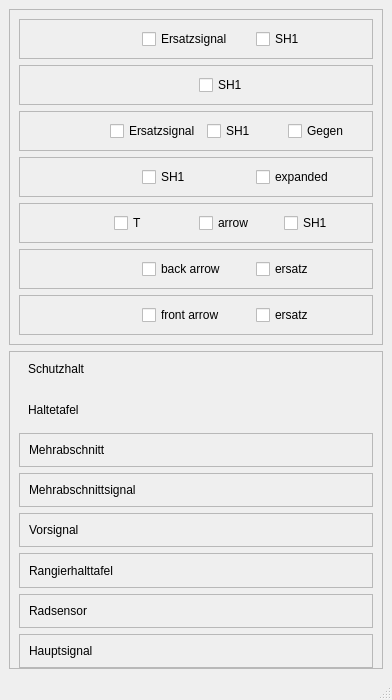
First picture: the form in AutoCADDB/iconslist.ui, repository DB-Netz-AutomatedPlanning/AutoPlan-QT, before the edit.
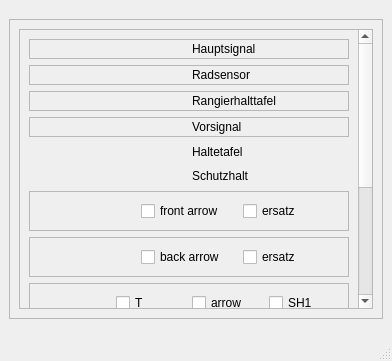
Second picture: the form after the edit. Icons and pictures are not drawn.

Commit message: Revamping UI of Icon list

Diff of the .ui file:
```diff
--- a/AutoCADDB/iconslist.ui
+++ b/AutoCADDB/iconslist.ui
@@ -7,7 +7,7 @@
     <x>0</x>
     <y>0</y>
     <width>392</width>
-    <height>700</height>
+    <height>361</height>
    </rect>
   </property>
   <property name="sizePolicy">
@@ -19,13 +19,13 @@
   <property name="minimumSize">
    <size>
     <width>240</width>
-    <height>700</height>
+    <height>200</height>
    </size>
   </property>
   <property name="maximumSize">
    <size>
     <width>500</width>
-    <height>700</height>
+    <height>361</height>
    </size>
   </property>
   <property name="windowTitle">
@@ -33,12 +33,18 @@
   </property>
   <widget class="QWidget" name="centralwidget">
    <layout class="QGridLayout" name="gridLayout">
-    <item row="1" column="0">
+    <item row="0" column="0">
      <widget class="QFrame" name="frame">
       <property name="minimumSize">
        <size>
         <width>0</width>
-        <height>0</height>
+        <height>300</height>
+       </size>
+      </property>
+      <property name="maximumSize">
+       <size>
+        <width>16777215</width>
+        <height>300</height>
        </size>
       </property>
       <property name="frameShape">
@@ -48,12 +54,190 @@
        <enum>QFrame::Raised</enum>
       </property>
       <layout class="QVBoxLayout" name="verticalLayout">
+       <item>
+        <widget class="QScrollArea" name="scrollArea_2">
+         <property name="widgetResizable">
+          <bool>true</bool>
+         </property>
+         <widget class="QWidget" name="scrollAreaWidgetContents_2">
+          <property name="geometry">
+           <rect>
+            <x>0</x>
+            <y>0</y>
+            <width>338</width>
+            <height>498</height>
+           </rect>
+          </property>
+          <layout class="QVBoxLayout" name="verticalLayout_2">
+           <item>
+            <widget class="QFrame" name="frame_7">
+             <property name="frameShape">
+              <enum>QFrame::StyledPanel</enum>
+             </property>
+             <property name="frameShadow">
+              <enum>QFrame::Raised</enum>
+             </property>
+             <layout class="QHBoxLayout" name="horizontalLayout_8">
        <property name="topMargin">
-        <number>0</number>
+               <number>2</number>
        </property>
        <property name="bottomMargin">
-        <number>0</number>
-       </property>
+               <number>2</number>
+              </property>
+              <item>
+               <widget class="QLabel" name="label_15">
+                <property name="text">
+                 <string/>
+                </property>
+                <property name="pixmap">
+                 <pixmap resource="resources.qrc">:/icons/assets/smallSvgs/Hauptsignal.svg</pixmap>
+                </property>
+               </widget>
+              </item>
+              <item>
+               <widget class="QLabel" name="label_16">
+                <property name="text">
+                 <string>Hauptsignal</string>
+                </property>
+               </widget>
+              </item>
+             </layout>
+            </widget>
+           </item>
+           <item>
+            <widget class="QFrame" name="frame_6">
+             <property name="frameShape">
+              <enum>QFrame::StyledPanel</enum>
+             </property>
+             <property name="frameShadow">
+              <enum>QFrame::Raised</enum>
+             </property>
+             <layout class="QHBoxLayout" name="horizontalLayout_7">
+              <property name="topMargin">
+               <number>2</number>
+              </property>
+              <property name="bottomMargin">
+               <number>2</number>
+              </property>
+              <item>
+               <widget class="QLabel" name="label_13">
+                <property name="text">
+                 <string/>
+                </property>
+                <property name="pixmap">
+                 <pixmap resource="resources.qrc">:/icons/assets/smallSvgs/Radsensor.svg</pixmap>
+                </property>
+               </widget>
+              </item>
+              <item>
+               <widget class="QLabel" name="label_14">
+                <property name="text">
+                 <string>Radsensor</string>
+                </property>
+               </widget>
+              </item>
+             </layout>
+            </widget>
+           </item>
+           <item>
+            <widget class="QFrame" name="frame_5">
+             <property name="frameShape">
+              <enum>QFrame::StyledPanel</enum>
+             </property>
+             <property name="frameShadow">
+              <enum>QFrame::Raised</enum>
+             </property>
+             <layout class="QHBoxLayout" name="horizontalLayout_6">
+              <property name="topMargin">
+               <number>2</number>
+              </property>
+              <property name="bottomMargin">
+               <number>2</number>
+              </property>
+              <item>
+               <widget class="QLabel" name="label_11">
+                <property name="text">
+                 <string/>
+                </property>
+                <property name="pixmap">
+                 <pixmap resource="resources.qrc">:/icons/assets/smallSvgs/Ragierhalttafel.svg</pixmap>
+                </property>
+               </widget>
+              </item>
+              <item>
+               <widget class="QLabel" name="label_12">
+                <property name="text">
+                 <string>Rangierhalttafel</string>
+                </property>
+               </widget>
+              </item>
+             </layout>
+            </widget>
+           </item>
+           <item>
+            <widget class="QFrame" name="frame_4">
+             <property name="frameShape">
+              <enum>QFrame::StyledPanel</enum>
+             </property>
+             <property name="frameShadow">
+              <enum>QFrame::Raised</enum>
+             </property>
+             <layout class="QHBoxLayout" name="horizontalLayout_5">
+              <property name="topMargin">
+               <number>2</number>
+              </property>
+              <property name="bottomMargin">
+               <number>2</number>
+              </property>
+              <item>
+               <widget class="QLabel" name="label_9">
+                <property name="text">
+                 <string/>
+                </property>
+                <property name="pixmap">
+                 <pixmap resource="resources.qrc">:/icons/assets/smallSvgs/vorsignal.svg</pixmap>
+                </property>
+               </widget>
+              </item>
+              <item>
+               <widget class="QLabel" name="label_10">
+                <property name="text">
+                 <string>Vorsignal</string>
+                </property>
+               </widget>
+              </item>
+             </layout>
+            </widget>
+           </item>
+           <item>
+            <widget class="QWidget" name="widget_2" native="true">
+             <layout class="QHBoxLayout" name="horizontalLayout_2">
+              <property name="topMargin">
+               <number>2</number>
+              </property>
+              <property name="bottomMargin">
+               <number>2</number>
+              </property>
+              <item>
+               <widget class="QLabel" name="label_3">
+                <property name="text">
+                 <string/>
+                </property>
+                <property name="pixmap">
+                 <pixmap resource="resources.qrc">:/icons/assets/smallSvgs/Haltetafel.svg</pixmap>
+                </property>
+               </widget>
+              </item>
+              <item>
+               <widget class="QLabel" name="label_4">
+                <property name="text">
+                 <string>Haltetafel</string>
+                </property>
+               </widget>
+              </item>
+             </layout>
+            </widget>
+           </item>
        <item>
         <widget class="QWidget" name="widget" native="true">
          <layout class="QHBoxLayout" name="horizontalLayout">
@@ -63,13 +247,6 @@
           <property name="bottomMargin">
            <number>2</number>
           </property>
-          <item>
-           <widget class="QLabel" name="label_2">
-            <property name="text">
-             <string>Schutzhalt</string>
-            </property>
-           </widget>
-          </item>
           <item>
            <widget class="QLabel" name="label">
             <property name="minimumSize">
@@ -86,260 +263,155 @@
             </property>
            </widget>
           </item>
-         </layout>
-        </widget>
-       </item>
        <item>
-        <widget class="QWidget" name="widget_2" native="true">
-         <layout class="QHBoxLayout" name="horizontalLayout_2">
-          <property name="topMargin">
-           <number>2</number>
-          </property>
-          <property name="bottomMargin">
-           <number>2</number>
-          </property>
-          <item>
-           <widget class="QLabel" name="label_4">
+               <widget class="QLabel" name="label_2">
             <property name="text">
-             <string>Haltetafel</string>
+                 <string>Schutzhalt</string>
             </property>
            </widget>
           </item>
-          <item>
-           <widget class="QLabel" name="label_3">
-            <property name="text">
-             <string/>
-            </property>
-            <property name="pixmap">
-             <pixmap resource="resources.qrc">:/icons/assets/smallSvgs/Haltetafel.svg</pixmap>
-            </property>
-           </widget>
-          </item>
          </layout>
         </widget>
        </item>
        <item>
-        <widget class="QFrame" name="frame_2">
+            <widget class="QFrame" name="frame_15">
          <property name="frameShape">
           <enum>QFrame::StyledPanel</enum>
          </property>
          <property name="frameShadow">
           <enum>QFrame::Raised</enum>
          </property>
-         <layout class="QHBoxLayout" name="horizontalLayout_3">
-          <property name="topMargin">
-           <number>2</number>
-          </property>
-          <property name="bottomMargin">
-           <number>2</number>
-          </property>
+             <layout class="QHBoxLayout" name="horizontalLayout_15">
+              <item>
+               <widget class="QLabel" name="lbl_rightSignal">
+                <property name="text">
+                 <string/>
+                </property>
+               </widget>
+              </item>
           <item>
-           <widget class="QLabel" name="label_6">
+               <widget class="QCheckBox" name="chk_frontarrow">
             <property name="text">
-             <string>Mehrabschnitt</string>
+                 <string>front arrow</string>
             </property>
            </widget>
           </item>
           <item>
-           <widget class="QLabel" name="label_5">
+               <widget class="QCheckBox" name="chk_ersatzRght">
             <property name="text">
-             <string/>
-            </property>
-            <property name="pixmap">
-             <pixmap resource="resources.qrc">:/icons/assets/smallSvgs/mehra.svg</pixmap>
-            </property>
+                 <string>ersatz</string>
+                </property>
            </widget>
           </item>
          </layout>
         </widget>
        </item>
        <item>
-        <widget class="QFrame" name="frame_3">
+            <widget class="QFrame" name="frame_14">
          <property name="frameShape">
           <enum>QFrame::StyledPanel</enum>
          </property>
          <property name="frameShadow">
           <enum>QFrame::Raised</enum>
          </property>
-         <layout class="QHBoxLayout" name="horizontalLayout_4">
-          <property name="topMargin">
-           <number>2</number>
-          </property>
-          <property name="bottomMargin">
-           <number>2</number>
-          </property>
+             <layout class="QHBoxLayout" name="horizontalLayout_14">
           <item>
-           <widget class="QLabel" name="label_8">
+               <widget class="QLabel" name="lbl_vorsignal">
             <property name="text">
-             <string>Mehrabschnittsignal</string>
-            </property>
-           </widget>
-          </item>
-          <item>
-           <widget class="QLabel" name="label_7">
-            <property name="text">
              <string/>
             </property>
-            <property name="pixmap">
-             <pixmap resource="resources.qrc">:/icons/assets/smallSvgs/Mehrabschnittsignal.svg</pixmap>
-            </property>
-           </widget>
-          </item>
-         </layout>
-        </widget>
-       </item>
+               </widget>
+              </item>
        <item>
-        <widget class="QFrame" name="frame_4">
-         <property name="frameShape">
-          <enum>QFrame::StyledPanel</enum>
-         </property>
-         <property name="frameShadow">
-          <enum>QFrame::Raised</enum>
-         </property>
-         <layout class="QHBoxLayout" name="horizontalLayout_5">
-          <property name="topMargin">
-           <number>2</number>
-          </property>
-          <property name="bottomMargin">
-           <number>2</number>
-          </property>
-          <item>
-           <widget class="QLabel" name="label_10">
+               <widget class="QCheckBox" name="chk_backArrow">
             <property name="text">
-             <string>Vorsignal</string>
+                 <string>back arrow</string>
             </property>
            </widget>
           </item>
           <item>
-           <widget class="QLabel" name="label_9">
+               <widget class="QCheckBox" name="chk_backerstaz">
             <property name="text">
-             <string/>
-            </property>
-            <property name="pixmap">
-             <pixmap resource="resources.qrc">:/icons/assets/smallSvgs/vorsignal.svg</pixmap>
-            </property>
+                 <string>ersatz</string>
+                </property>
            </widget>
           </item>
          </layout>
         </widget>
        </item>
        <item>
-        <widget class="QFrame" name="frame_5">
+            <widget class="QFrame" name="frame_13">
          <property name="frameShape">
           <enum>QFrame::StyledPanel</enum>
          </property>
          <property name="frameShadow">
           <enum>QFrame::Raised</enum>
          </property>
-         <layout class="QHBoxLayout" name="horizontalLayout_6">
-          <property name="topMargin">
-           <number>2</number>
-          </property>
-          <property name="bottomMargin">
-           <number>2</number>
-          </property>
+             <layout class="QHBoxLayout" name="horizontalLayout_13">
           <item>
-           <widget class="QLabel" name="label_12">
+               <widget class="QLabel" name="lbl_stump">
             <property name="text">
-             <string>Rangierhalttafel</string>
+                 <string/>
             </property>
            </widget>
           </item>
           <item>
-           <widget class="QLabel" name="label_11">
+               <widget class="QCheckBox" name="chk_T">
             <property name="text">
-             <string/>
-            </property>
-            <property name="pixmap">
-             <pixmap resource="resources.qrc">:/icons/assets/smallSvgs/Ragierhalttafel.svg</pixmap>
-            </property>
-           </widget>
-          </item>
-         </layout>
-        </widget>
-       </item>
+                 <string>T</string>
+                </property>
+               </widget>
+              </item>
        <item>
-        <widget class="QFrame" name="frame_6">
-         <property name="frameShape">
-          <enum>QFrame::StyledPanel</enum>
-         </property>
-         <property name="frameShadow">
-          <enum>QFrame::Raised</enum>
-         </property>
-         <layout class="QHBoxLayout" name="horizontalLayout_7">
-          <property name="topMargin">
-           <number>2</number>
-          </property>
-          <property name="bottomMargin">
-           <number>2</number>
-          </property>
-          <item>
-           <widget class="QLabel" name="label_14">
+               <widget class="QCheckBox" name="chk_stumpA">
             <property name="text">
-             <string>Radsensor</string>
+                 <string>arrow</string>
             </property>
            </widget>
           </item>
           <item>
-           <widget class="QLabel" name="label_13">
+               <widget class="QCheckBox" name="chk_sh1stump">
             <property name="text">
-             <string/>
-            </property>
-            <property name="pixmap">
-             <pixmap resource="resources.qrc">:/icons/assets/smallSvgs/Radsensor.svg</pixmap>
-            </property>
+                 <string>SH1</string>
+                </property>
            </widget>
           </item>
          </layout>
         </widget>
        </item>
        <item>
-        <widget class="QFrame" name="frame_7">
+            <widget class="QFrame" name="frame_12">
          <property name="frameShape">
           <enum>QFrame::StyledPanel</enum>
          </property>
          <property name="frameShadow">
           <enum>QFrame::Raised</enum>
          </property>
-         <layout class="QHBoxLayout" name="horizontalLayout_8">
-          <property name="topMargin">
-           <number>2</number>
-          </property>
-          <property name="bottomMargin">
-           <number>2</number>
-          </property>
+             <layout class="QHBoxLayout" name="horizontalLayout_12">
           <item>
-           <widget class="QLabel" name="label_16">
+               <widget class="QLabel" name="lbl_expanded">
             <property name="text">
-             <string>Hauptsignal</string>
+                 <string/>
             </property>
            </widget>
           </item>
           <item>
-           <widget class="QLabel" name="label_15">
+               <widget class="QCheckBox" name="chc_sh1exp">
             <property name="text">
-             <string/>
-            </property>
-            <property name="pixmap">
-             <pixmap resource="resources.qrc">:/icons/assets/smallSvgs/Hauptsignal.svg</pixmap>
-            </property>
-           </widget>
-          </item>
-         </layout>
+                 <string>SH1</string>
+                </property>
+               </widget>
+              </item>
+              <item>
+               <widget class="QCheckBox" name="chk_exp">
+                <property name="text">
+                 <string>expanded</string>
+                </property>
         </widget>
        </item>
       </layout>
      </widget>
     </item>
-    <item row="0" column="0">
-     <widget class="QFrame" name="frame_8">
-      <property name="frameShape">
-       <enum>QFrame::StyledPanel</enum>
-      </property>
-      <property name="frameShadow">
-       <enum>QFrame::Raised</enum>
-      </property>
-      <layout class="QVBoxLayout" name="verticalLayout_2">
        <item>
         <widget class="QFrame" name="frame_9">
          <property name="frameShape">
@@ -373,32 +445,6 @@
          </layout>
         </widget>
        </item>
-       <item>
-        <widget class="QFrame" name="frame_10">
-         <property name="frameShape">
-          <enum>QFrame::StyledPanel</enum>
-         </property>
-         <property name="frameShadow">
-          <enum>QFrame::Raised</enum>
-         </property>
-         <layout class="QHBoxLayout" name="horizontalLayout_10">
-          <item>
-           <widget class="QLabel" name="lbl_mehra">
-            <property name="text">
-             <string/>
-            </property>
-           </widget>
-          </item>
-          <item>
-           <widget class="QCheckBox" name="sh1_mehra">
-            <property name="text">
-             <string>SH1</string>
-            </property>
-           </widget>
-          </item>
-         </layout>
-        </widget>
-       </item>
        <item>
         <widget class="QFrame" name="frame_11">
          <property name="frameShape">
@@ -440,142 +486,33 @@
         </widget>
        </item>
        <item>
-        <widget class="QFrame" name="frame_12">
+            <widget class="QFrame" name="frame_10">
          <property name="frameShape">
           <enum>QFrame::StyledPanel</enum>
          </property>
          <property name="frameShadow">
           <enum>QFrame::Raised</enum>
          </property>
-         <layout class="QHBoxLayout" name="horizontalLayout_12">
+             <layout class="QHBoxLayout" name="horizontalLayout_10">
           <item>
-           <widget class="QLabel" name="lbl_expanded">
+               <widget class="QLabel" name="lbl_mehra">
             <property name="text">
              <string/>
             </property>
            </widget>
           </item>
           <item>
-           <widget class="QCheckBox" name="chc_sh1exp">
+               <widget class="QCheckBox" name="sh1_mehra">
             <property name="text">
              <string>SH1</string>
             </property>
            </widget>
           </item>
-          <item>
-           <widget class="QCheckBox" name="chk_exp">
-            <property name="text">
-             <string>expanded</string>
-            </property>
-           </widget>
-          </item>
          </layout>
         </widget>
        </item>
-       <item>
-        <widget class="QFrame" name="frame_13">
-         <property name="frameShape">
-          <enum>QFrame::StyledPanel</enum>
-         </property>
-         <property name="frameShadow">
-          <enum>QFrame::Raised</enum>
-         </property>
-         <layout class="QHBoxLayout" name="horizontalLayout_13">
-          <item>
-           <widget class="QLabel" name="lbl_stump">
-            <property name="text">
-             <string/>
-            </property>
-           </widget>
-          </item>
-          <item>
-           <widget class="QCheckBox" name="chk_T">
-            <property name="text">
-             <string>T</string>
-            </property>
-           </widget>
-          </item>
-          <item>
-           <widget class="QCheckBox" name="chk_stumpA">
-            <property name="text">
-             <string>arrow</string>
-            </property>
-           </widget>
-          </item>
-          <item>
-           <widget class="QCheckBox" name="chk_sh1stump">
-            <property name="text">
-             <string>SH1</string>
-            </property>
-           </widget>
-          </item>
-         </layout>
-        </widget>
-       </item>
-       <item>
-        <widget class="QFrame" name="frame_14">
-         <property name="frameShape">
-          <enum>QFrame::StyledPanel</enum>
-         </property>
-         <property name="frameShadow">
-          <enum>QFrame::Raised</enum>
-         </property>
-         <layout class="QHBoxLayout" name="horizontalLayout_14">
-          <item>
-           <widget class="QLabel" name="lbl_vorsignal">
-            <property name="text">
-             <string/>
-            </property>
-           </widget>
-          </item>
-          <item>
-           <widget class="QCheckBox" name="chk_backArrow">
-            <property name="text">
-             <string>back arrow</string>
-            </property>
-           </widget>
-          </item>
-          <item>
-           <widget class="QCheckBox" name="chk_backerstaz">
-            <property name="text">
-             <string>ersatz</string>
-            </property>
-           </widget>
-          </item>
-         </layout>
-        </widget>
-       </item>
-       <item>
-        <widget class="QFrame" name="frame_15">
-         <property name="frameShape">
-          <enum>QFrame::StyledPanel</enum>
-         </property>
-         <property name="frameShadow">
-          <enum>QFrame::Raised</enum>
-         </property>
-         <layout class="QHBoxLayout" name="horizontalLayout_15">
-          <item>
-           <widget class="QLabel" name="lbl_rightSignal">
-            <property name="text">
-             <string/>
-            </property>
-           </widget>
-          </item>
-          <item>
-           <widget class="QCheckBox" name="chk_frontarrow">
-            <property name="text">
-             <string>front arrow</string>
-            </property>
-           </widget>
-          </item>
-          <item>
-           <widget class="QCheckBox" name="chk_ersatzRght">
-            <property name="text">
-             <string>ersatz</string>
-            </property>
-           </widget>
-          </item>
-         </layout>
+          </layout>
+         </widget>
         </widget>
        </item>
       </layout>
```
Lines whose indentation alone changed are shown as unchanged. The commit also changes 3 other files.
